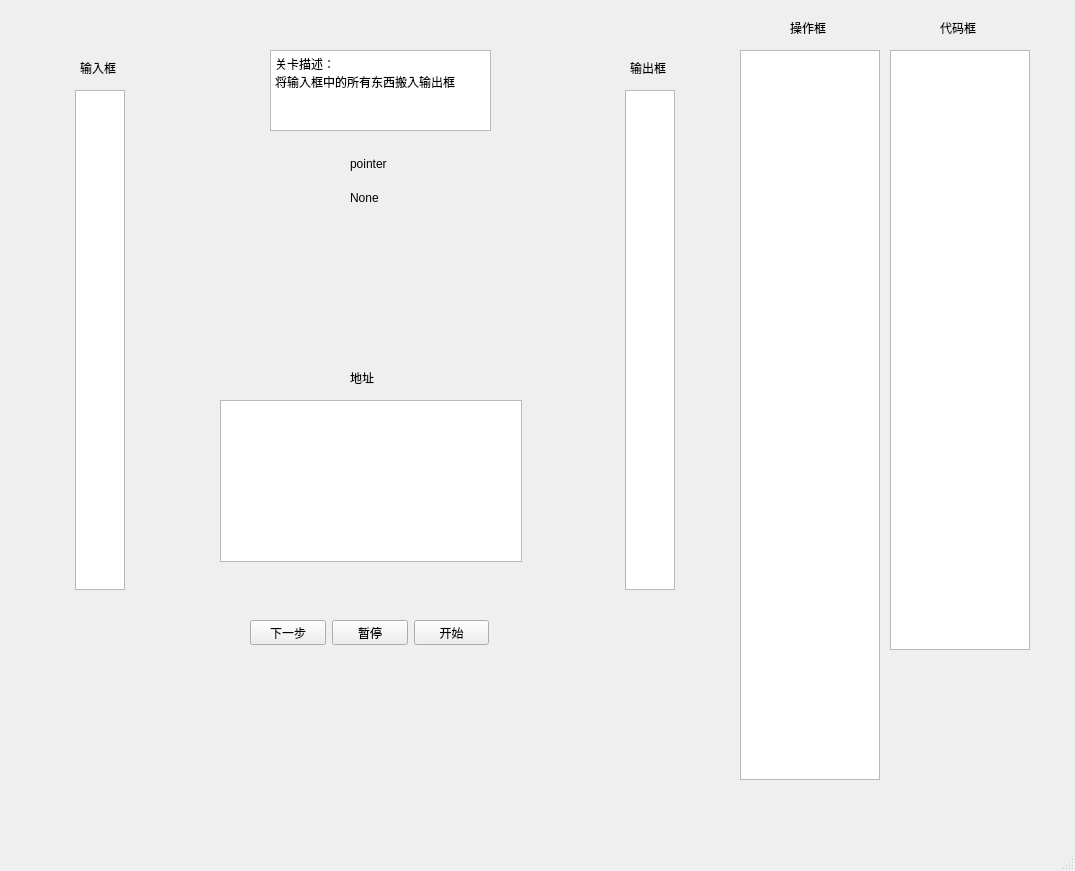
Before: the Qt Designer form ui/hrm_ui.ui in ccnuktd/hrm_python, drawn with Qt 5.
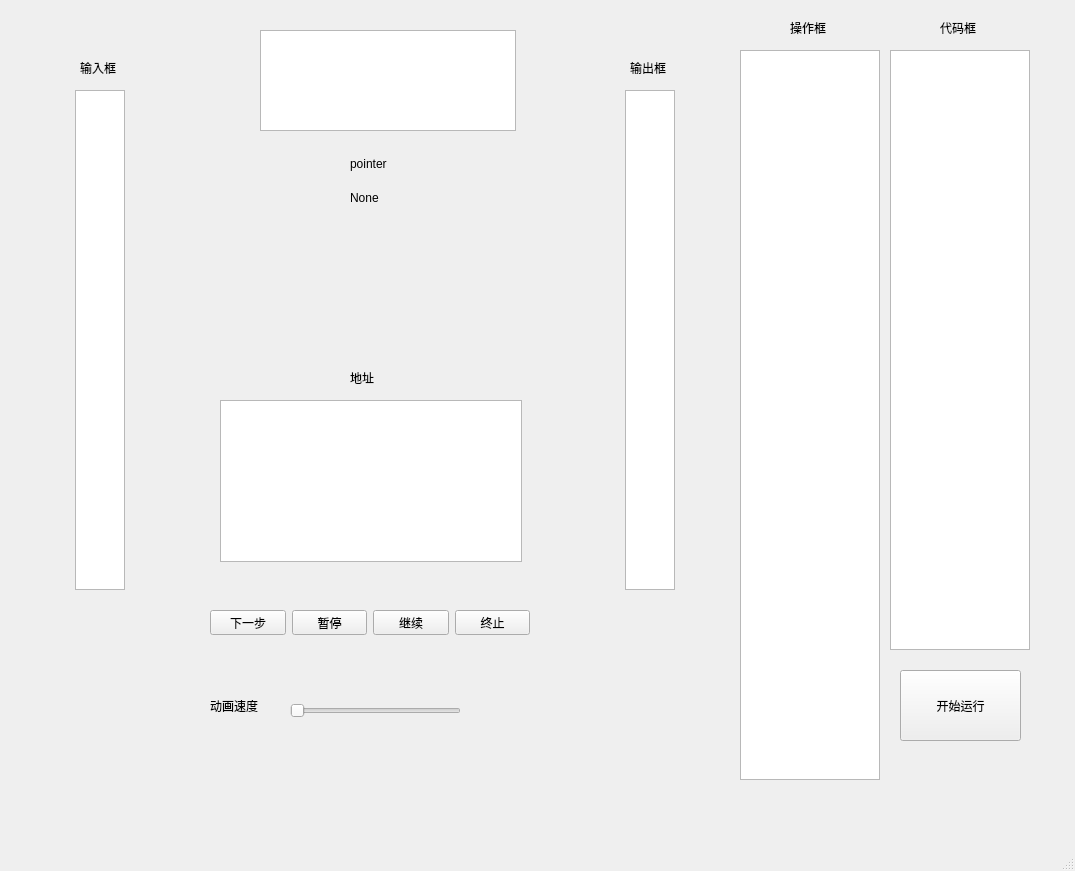
After: the same form once the commit is applied. Custom widgets are drawn as their Qt base class.

Diff of the .ui file:
```diff
--- a/ui/hrm_ui.ui
+++ b/ui/hrm_ui.ui
@@ -64,20 +64,6 @@
      </rect>
     </property>
    </widget>
-   <widget class="QPlainTextEdit" name="u_desc">
-    <property name="geometry">
-     <rect>
-      <x>270</x>
-      <y>50</y>
-      <width>221</width>
-      <height>81</height>
-     </rect>
-    </property>
-    <property name="plainText">
-     <string>关卡描述：
-将输入框中的所有东西搬入输出框</string>
-    </property>
-   </widget>
    <widget class="QLabel" name="u_input_label">
     <property name="geometry">
      <rect>
@@ -146,9 +132,9 @@
    <widget class="QWidget" name="layoutWidget">
     <property name="geometry">
      <rect>
-      <x>250</x>
-      <y>620</y>
-      <width>239</width>
+      <x>210</x>
+      <y>610</y>
+      <width>320</width>
       <height>25</height>
      </rect>
     </property>
@@ -170,7 +156,14 @@
      <item>
       <widget class="QPushButton" name="u_state_btn">
        <property name="text">
-        <string>开始</string>
+        <string>继续</string>
+       </property>
+      </widget>
+     </item>
+     <item>
+      <widget class="QPushButton" name="u_exit_btn">
+       <property name="text">
+        <string>终止</string>
        </property>
       </widget>
      </item>
@@ -202,6 +195,68 @@
      </item>
     </layout>
    </widget>
+   <widget class="QPushButton" name="u_start_btn">
+    <property name="geometry">
+     <rect>
+      <x>900</x>
+      <y>670</y>
+      <width>121</width>
+      <height>71</height>
+     </rect>
+    </property>
+    <property name="text">
+     <string>开始运行</string>
+    </property>
+   </widget>
+   <widget class="QSlider" name="u_speed_slider">
+    <property name="geometry">
+     <rect>
+      <x>290</x>
+      <y>700</y>
+      <width>171</width>
+      <height>21</height>
+     </rect>
+    </property>
+    <property name="minimum">
+     <number>10</number>
+    </property>
+    <property name="maximum">
+     <number>50</number>
+    </property>
+    <property name="orientation">
+     <enum>Qt::Horizontal</enum>
+    </property>
+   </widget>
+   <widget class="QLabel" name="u_speed_label">
+    <property name="geometry">
+     <rect>
+      <x>210</x>
+      <y>700</y>
+      <width>54</width>
+      <height>12</height>
+     </rect>
+    </property>
+    <property name="text">
+     <string>动画速度</string>
+    </property>
+   </widget>
+   <widget class="QTextBrowser" name="u_desc">
+    <property name="geometry">
+     <rect>
+      <x>260</x>
+      <y>30</y>
+      <width>256</width>
+      <height>101</height>
+     </rect>
+    </property>
+    <property name="html">
+     <string>&lt;!DOCTYPE HTML PUBLIC &quot;-//W3C//DTD HTML 4.0//EN&quot; &quot;http://www.w3.org/TR/REC-html40/strict.dtd&quot;&gt;
+&lt;html&gt;&lt;head&gt;&lt;meta name=&quot;qrichtext&quot; content=&quot;1&quot; /&gt;&lt;style type=&quot;text/css&quot;&gt;
+p, li { white-space: pre-wrap; }
+&lt;/style&gt;&lt;/head&gt;&lt;body style=&quot; font-family:'SimSun'; font-size:9pt; font-weight:400; font-style:normal;&quot;&gt;
+&lt;p style=&quot;-qt-paragraph-type:empty; margin-top:0px; margin-bottom:0px; margin-left:0px; margin-right:0px; -qt-block-indent:0; text-indent:0px;&quot;&gt;&lt;br /&gt;&lt;/p&gt;&lt;/body&gt;&lt;/html&gt;</string>
+    </property>
+   </widget>
   </widget>
   <widget class="QMenuBar" name="menubar">
    <property name="geometry">
```
Left out of the diff: 2 changed lines with no effect on the pictures.
